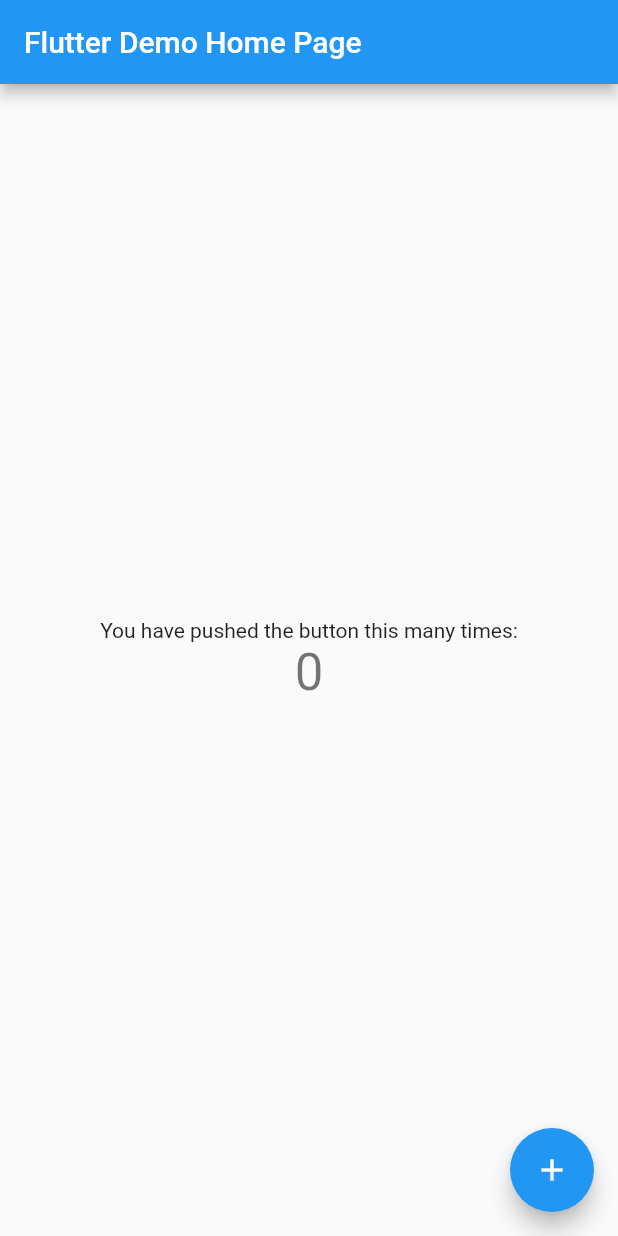
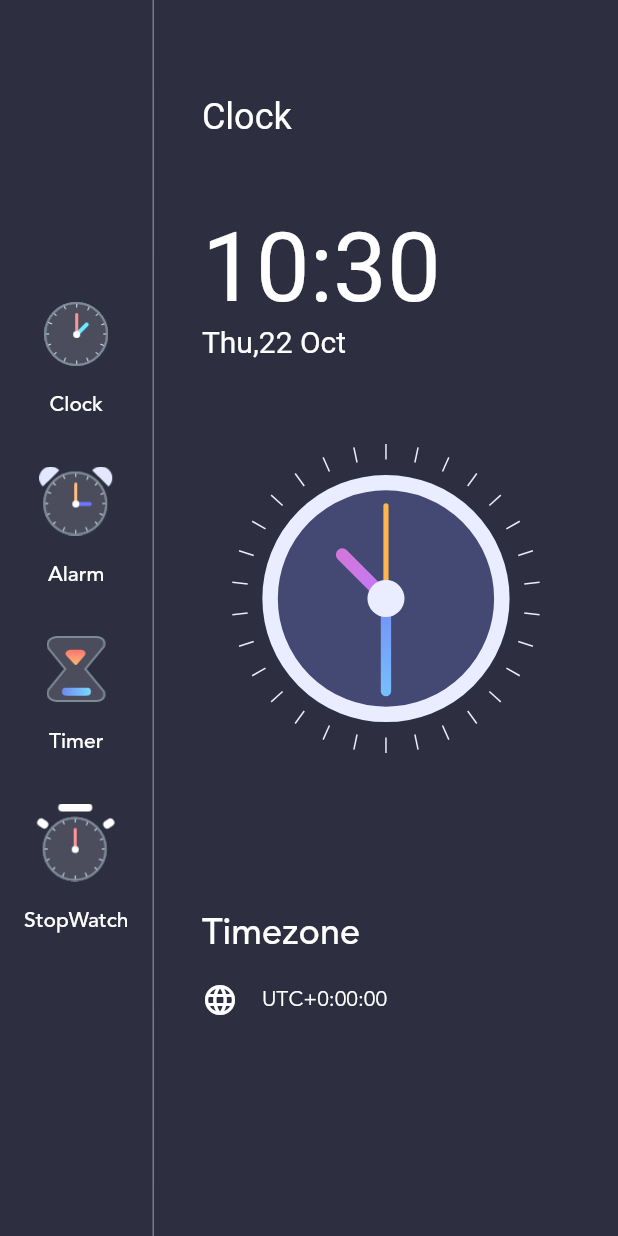
Before and after one commit to TawhidHassan/Flutter-clock-app, a Flutter app: the screen it shows after launch, on a phone screen of 412 x 824 dp. Run offline on Flutter 3.47's test engine with Material 2 defaults, Android fonts, the phone set to English and light mode, and no system bars.

Commit message:
make  side menu bar, page make dynamic

```diff
--- /dev/null
+++ b/lib/constants/theme_data.dart
@@ -0,0 +1,37 @@
+import 'package:flutter/material.dart';
+
+class CustomColors {
+  static Color primaryTextColor = Colors.white;
+  static Color dividerColor = Colors.white54;
+  static Color pageBackgroundColor = Color(0xFF2D2F41);
+  static Color menuBackgroundColor = Color(0xFF242634);
+
+  static Color clockBG = Color(0xFF444974);
+  static Color clockOutline = Color(0xFFEAECFF);
+  static Color secHandColor = Colors.orange[300];
+  static Color minHandStatColor = Color(0xFF748EF6);
+  static Color minHandEndColor = Color(0xFF77DDFF);
+  static Color hourHandStatColor = Color(0xFFC279FB);
+  static Color hourHandEndColor = Color(0xFFEA74AB);
+}
+
+class GradientColors {
+  final List<Color> colors;
+  GradientColors(this.colors);
+
+  static List<Color> sky = [Color(0xFF6448FE), Color(0xFF5FC6FF)];
+  static List<Color> sunset = [Color(0xFFFE6197), Color(0xFFFFB463)];
+  static List<Color> sea = [Color(0xFF61A3FE), Color(0xFF63FFD5)];
+  static List<Color> mango = [Color(0xFFFFA738), Color(0xFFFFE130)];
+  static List<Color> fire = [Color(0xFFFF5DCD), Color(0xFFFF8484)];
+}
+
+class GradientTemplate {
+  static List<GradientColors> gradientTemplate = [
+    GradientColors(GradientColors.sky),
+    GradientColors(GradientColors.sunset),
+    GradientColors(GradientColors.sea),
+    GradientColors(GradientColors.mango),
+    GradientColors(GradientColors.fire),
+  ];
+}
--- /dev/null
+++ b/lib/homePage.dart
@@ -0,0 +1,152 @@
+import 'package:flutter/material.dart';
+import 'package:flutter_clock_app/clock_view.dart';
+import 'package:intl/intl.dart';
+
+import 'constants/theme_data.dart';
+
+class HomePage extends StatefulWidget {
+  @override
+  _HomePageState createState() => _HomePageState();
+}
+
+class _HomePageState extends State<HomePage> {
+  @override
+  Widget build(BuildContext context) {
+    var now=DateTime.now();
+    var formatetedTime=DateFormat('HH:mm').format(now);
+    var formatetedDate=DateFormat('EEE,d MMM').format(now);
+
+    var timeZoneString=now.timeZoneOffset.toString().split('.').first;
+
+
+    var offsetSign='';
+    if (!timeZoneString.startsWith('-')) offsetSign = '+';
+    print(timeZoneString);
+
+    return Scaffold(
+      backgroundColor: Color(0xFF2D2F41),
+      body: Row(
+        children: [
+          Column(
+            mainAxisAlignment: MainAxisAlignment.center,
+            children: [
+              Column(
+                children: [
+                  buildMenuButton("Clock",'assets/clock_icon.png'),
+                  buildMenuButton("Alarm",'assets/alarm_icon.png'),
+                  buildMenuButton("Timer",'assets/timer_icon.png'),
+                  buildMenuButton("StopWatch",'assets/stopwatch_icon.png'),
+                ],
+              ),
+
+            ],
+          ),
+          VerticalDivider(
+            color: Colors.white54,
+            width: 1,
+          ),
+          Expanded(
+            child: Container(
+                padding: EdgeInsets.symmetric(horizontal: 32,vertical: 64),
+                child: Column(
+                    crossAxisAlignment: CrossAxisAlignment.start,
+                    children: [
+                      Flexible(
+                        flex: 1,
+                        fit: FlexFit.tight,
+                        child: Text("Clock", style: TextStyle(
+                            color: Colors.white, fontSize: 24),
+                        ),
+                      ),
+                      Flexible(
+                        flex: 2,
+                        child: Column(
+                          crossAxisAlignment: CrossAxisAlignment.start,
+                          children: [
+                            Text(formatetedTime, style: TextStyle(
+                                color: Colors.white, fontSize: 64),
+                            ),Text(formatetedDate, style: TextStyle(
+                                color: Colors.white, fontSize: 20),
+                            ),
+                          ],
+                        ),
+                      ),
+
+                      Flexible(
+                        flex: 4,
+                        fit: FlexFit.tight,
+                        child: Align(
+                          alignment: Alignment.center,
+                          child: ClockView(
+                            size: MediaQuery.of(context).size.height / 4,
+                          ),
+                        ),
+                      ),
+
+                      Flexible(
+                        flex: 2,
+                        fit: FlexFit.tight,
+                        child: Column(
+                          crossAxisAlignment: CrossAxisAlignment.start,
+                          children: <Widget>[
+                            Text(
+                              'Timezone',
+                              style: TextStyle(
+                                  fontFamily: 'avenir',
+                                  fontWeight: FontWeight.w500,
+                                  color: CustomColors.primaryTextColor,
+                                  fontSize: 24),
+                            ),
+                            SizedBox(height: 16),
+                            Row(
+                              children: <Widget>[
+                                Icon(
+                                  Icons.language,
+                                  color: CustomColors.primaryTextColor,
+                                ),
+                                SizedBox(width: 16),
+                                Text(
+                                  'UTC' + offsetSign + timeZoneString,
+                                  style: TextStyle(
+                                      fontFamily: 'avenir',
+                                      color: CustomColors.primaryTextColor,
+                                      fontSize: 14),
+                                ),
+                              ],
+                            ),
+                          ],
+                        ),
+                      ),
+                    ]
+                )
+            ),
+          ),
+        ],
+      ),
+
+    );
+  }
+
+
+}
+Padding buildMenuButton(String title,String image) {
+  return Padding(
+    padding:const EdgeInsets.symmetric(vertical: 16.0),
+    child: FlatButton(
+        onPressed: (){},
+        child: Column(
+          children: [
+            Image.asset(image,scale: 1.5,),
+            SizedBox(height: 16,),
+            Text(title??'',
+              style: TextStyle(
+                  color: Colors.white,
+                  fontSize: 14,
+                  fontFamily: 'avenir'
+              ),
+            )
+          ],
+        )
+    ),
+  );
+}
--- a/lib/main.dart
+++ b/lib/main.dart
@@ -1,4 +1,6 @@
 import 'package:flutter/material.dart';
+
+import 'homePage.dart';
 
 void main() {
   runApp(MyApp());
@@ -11,107 +13,10 @@ class MyApp extends StatelessWidget {
     return MaterialApp(
       title: 'Flutter Demo',
       theme: ThemeData(
-        // This is the theme of your application.
-        //
-        // Try running your application with "flutter run". You'll see the
-        // application has a blue toolbar. Then, without quitting the app, try
-        // changing the primarySwatch below to Colors.green and then invoke
-        // "hot reload" (press "r" in the console where you ran "flutter run",
-        // or simply save your changes to "hot reload" in a Flutter IDE).
-        // Notice that the counter didn't reset back to zero; the application
-        // is not restarted.
         primarySwatch: Colors.blue,
-        // This makes the visual density adapt to the platform that you run
-        // the app on. For desktop platforms, the controls will be smaller and
-        // closer together (more dense) than on mobile platforms.
         visualDensity: VisualDensity.adaptivePlatformDensity,
       ),
-      home: MyHomePage(title: 'Flutter Demo Home Page'),
+      home: HomePage(),
     );
   }
 }
-
-class MyHomePage extends StatefulWidget {
-  MyHomePage({Key key, this.title}) : super(key: key);
-
-  // This widget is the home page of your application. It is stateful, meaning
-  // that it has a State object (defined below) that contains fields that affect
-  // how it looks.
-
-  // This class is the configuration for the state. It holds the values (in this
-  // case the title) provided by the parent (in this case the App widget) and
-  // used by the build method of the State. Fields in a Widget subclass are
-  // always marked "final".
-
-  final String title;
-
-  @override
-  _MyHomePageState createState() => _MyHomePageState();
-}
-
-class _MyHomePageState extends State<MyHomePage> {
-  int _counter = 0;
-
-  void _incrementCounter() {
-    setState(() {
-      // This call to setState tells the Flutter framework that something has
-      // changed in this State, which causes it to rerun the build method below
-      // so that the display can reflect the updated values. If we changed
-      // _counter without calling setState(), then the build method would not be
-      // called again, and so nothing would appear to happen.
-      _counter++;
-    });
-  }
-
-  @override
-  Widget build(BuildContext context) {
-    // This method is rerun every time setState is called, for instance as done
-    // by the _incrementCounter method above.
-    //
-    // The Flutter framework has been optimized to make rerunning build methods
-    // fast, so that you can just rebuild anything that needs updating rather
-    // than having to individually change instances of widgets.
-    return Scaffold(
-      appBar: AppBar(
-        // Here we take the value from the MyHomePage object that was created by
-        // the App.build method, and use it to set our appbar title.
-        title: Text(widget.title),
-      ),
-      body: Center(
-        // Center is a layout widget. It takes a single child and positions it
-        // in the middle of the parent.
-        child: Column(
-          // Column is also a layout widget. It takes a list of children and
-          // arranges them vertically. By default, it sizes itself to fit its
-          // children horizontally, and tries to be as tall as its parent.
-          //
-          // Invoke "debug painting" (press "p" in the console, choose the
-          // "Toggle Debug Paint" action from the Flutter Inspector in Android
-          // Studio, or the "Toggle Debug Paint" command in Visual Studio Code)
-          // to see the wireframe for each widget.
-          //
-          // Column has various properties to control how it sizes itself and
-          // how it positions its children. Here we use mainAxisAlignment to
-          // center the children vertically; the main axis here is the vertical
-          // axis because Columns are vertical (the cross axis would be
-          // horizontal).
-          mainAxisAlignment: MainAxisAlignment.center,
-          children: <Widget>[
-            Text(
-              'You have pushed the button this many times:',
-            ),
-            Text(
-              '$_counter',
-              style: Theme.of(context).textTheme.headline4,
-            ),
-          ],
-        ),
-      ),
-      floatingActionButton: FloatingActionButton(
-        onPressed: _incrementCounter,
-        tooltip: 'Increment',
-        child: Icon(Icons.add),
-      ), // This trailing comma makes auto-formatting nicer for build methods.
-    );
-  }
-}
```
Also changed, not shown: lib/clock_view.dart (added, +131 -0 lines), pubspec.yaml (+13 -14 lines), assets/add_alarm.png (added), assets/alarm_icon.png (added), assets/clock_icon.png (added), assets/fonts/Avenir-Book.ttf (added), assets/fonts/Avenir-Heavy.ttf (added), assets/fonts/Avenir-Light.ttf (added), assets/fonts/Avenir-Medium.ttf (added), assets/stopwatch_icon.png (added), assets/timer_icon.png (added), pubspec.lock.
